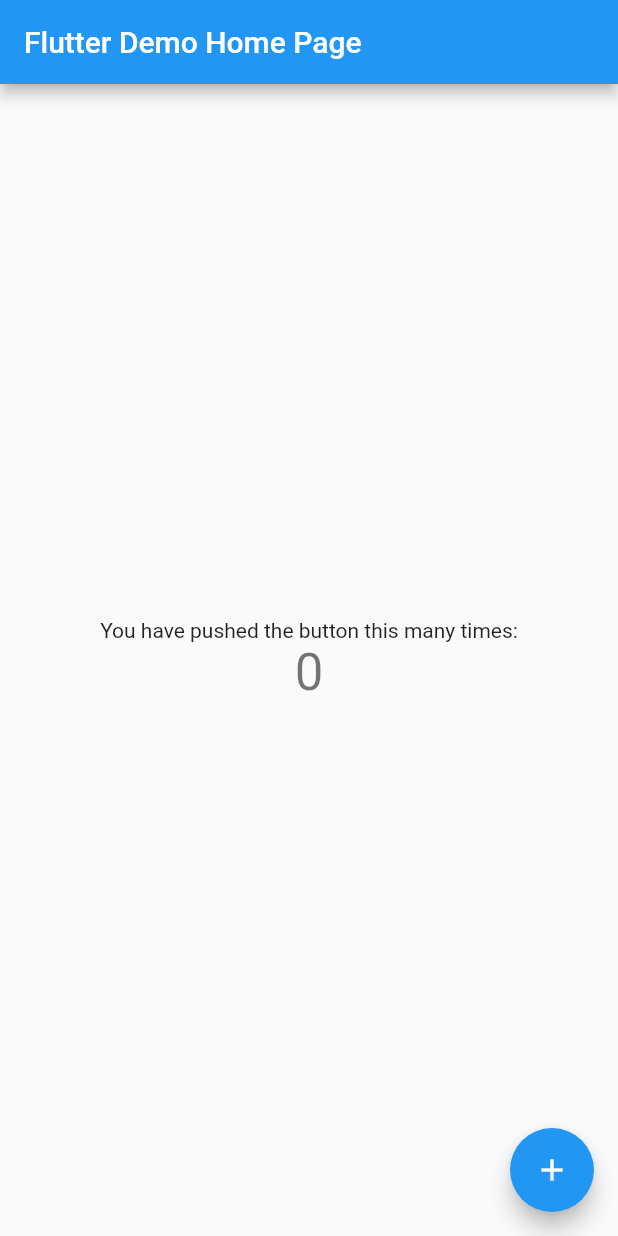
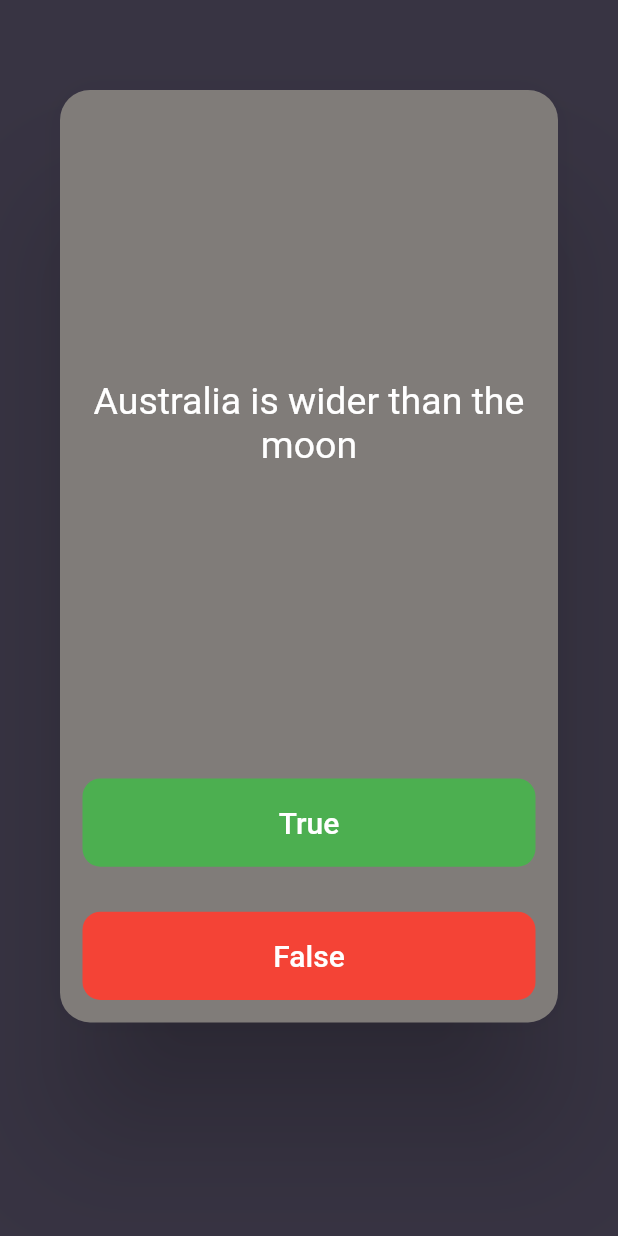
Before and after one commit to sanxy/Easy-Quiz, a Flutter app: the screen it shows after launch, on a phone screen of 412 x 824 dp. Run offline on Flutter 3.47's test engine with Material 2 defaults, Android fonts, the phone set to English and light mode, and no system bars; our stand-ins replace rflutter_alert.

Commit message:
added question and answer using boolean as answer tag

```diff
--- /dev/null
+++ b/lib/all_quiz.dart
@@ -0,0 +1,48 @@
+import 'question.dart';
+
+class AllQuiz {
+  List<Question> _questions = [
+    Question("Australia is wider than the moon", true),
+    Question("There are five different blood groups ?", false),
+    Question("Coffee is made from berries ? ", true),
+    Question('Mount Kilimanjaro is the highest mountain in the world?', false),
+    Question('a group of swans is known as a bevy', true),
+    Question('Madonna\'s real name is Madonna', true),
+    Question('Risotto is a common Italian rice dish.', true),
+    Question('A is the most common letter used in the English language', false),
+    Question('In Harry Potter, Draco Malfoy has no siblings', false),
+    Question('A lion\'s roar can be heard up to eight kilometres away.', true),
+    Question('M&M stands for Mars and Moordale', true),
+    Question('The "Forbidden City" is in Beijing.', true),
+    Question('The unicorn is the national animal of Scotland', true),
+    Question('a heptagon has eight sides', false),
+    Question('An American was the first man in space', false),
+    Question('There are two parts of the body that can\'t heal themselves', false),
+  ];
+  int _questionNumber = 0;
+
+
+  String getQuestionText() {
+    return _questions[_questionNumber].question;
+  }
+
+
+  bool getCorrectAnswer() {
+    return _questions[_questionNumber].answer;
+  }
+
+
+  bool nextQuestion() {
+    if (_questionNumber < _questions.length - 1) {
+      _questionNumber++;
+      return true;
+    }
+    return false;
+  }
+
+  void resetQuiz() {
+    _questionNumber = 0;
+  }
+
+
+}
--- a/lib/main.dart
+++ b/lib/main.dart
@@ -1,113 +1,184 @@
 import 'package:flutter/material.dart';
+import 'package:rflutter_alert/rflutter_alert.dart';
+import 'all_quiz.dart';
 
-void main() {
-  runApp(MyApp());
-}
+//Global variable for all quiz
+AllQuiz allQuiz = AllQuiz();
 
-class MyApp extends StatelessWidget {
-  // This widget is the root of your application.
+void main() => runApp(QuizApp());
+
+class QuizApp extends StatelessWidget {
   @override
   Widget build(BuildContext context) {
     return MaterialApp(
-      title: 'Flutter Demo',
-      theme: ThemeData(
-        // This is the theme of your application.
-        //
-        // Try running your application with "flutter run". You'll see the
-        // application has a blue toolbar. Then, without quitting the app, try
-        // changing the primarySwatch below to Colors.green and then invoke
-        // "hot reload" (press "r" in the console where you ran "flutter run",
-        // or simply save your changes to "hot reload" in a Flutter IDE).
-        // Notice that the counter didn't reset back to zero; the application
-        // is not restarted.
-        primarySwatch: Colors.blue,
+      debugShowCheckedModeBanner: false,
+      home: Scaffold(
+        backgroundColor: Color(0xff383443),
+        body: SafeArea(
+          child: HomePage(),
         ),
-      home: MyHomePage(title: 'Flutter Demo Home Page'),
+      ),
     );
   }
 }
 
-class MyHomePage extends StatefulWidget {
-  MyHomePage({Key key, this.title}) : super(key: key);
-
-  // This widget is the home page of your application. It is stateful, meaning
-  // that it has a State object (defined below) that contains fields that affect
-  // how it looks.
-
-  // This class is the configuration for the state. It holds the values (in this
-  // case the title) provided by the parent (in this case the App widget) and
-  // used by the build method of the State. Fields in a Widget subclass are
-  // always marked "final".
-
-  final String title;
-
+class HomePage extends StatefulWidget {
   @override
-  _MyHomePageState createState() => _MyHomePageState();
+  _HomePageState createState() => _HomePageState();
 }
 
-class _MyHomePageState extends State<MyHomePage> {
-  int _counter = 0;
+class _HomePageState extends State<HomePage> {
+  List<Icon> _userAnswers = List();
 
-  void _incrementCounter() {
-    setState(() {
-      // This call to setState tells the Flutter framework that something has
-      // changed in this State, which causes it to rerun the build method below
-      // so that the display can reflect the updated values. If we changed
-      // _counter without calling setState(), then the build method would not be
-      // called again, and so nothing would appear to happen.
-      _counter++;
-    });
+  _showFinishedAlertDialog(context) {
+    Alert(context: context, title: 'Quiz Over', desc: 'Press Reset', buttons: [
+      DialogButton(
+        child: Text(
+          'Reset',
+          style: TextStyle(color: Colors.white, fontSize: 20),
+        ),
+        onPressed: () => Navigator.pop(context),
+        width: 120,
+      )
+    ]).show();
+  }
+
+  _getCorrectAnswerWidget() {
+    return Icon(
+      Icons.check,
+      color: Colors.green,
+    );
+  }
+
+  _getWrongAnswerWidget() {
+    return Icon(
+      Icons.close,
+      color: Colors.red,
+    );
+  }
+
+  _updateUserScore(bool userAnswer, BuildContext context) {
+    if (userAnswer == allQuiz.getCorrectAnswer()) {
+      _userAnswers.add(_getCorrectAnswerWidget());
+    } else {
+      _userAnswers.add(_getWrongAnswerWidget());
+    }
+    bool questionsAvailable = allQuiz.nextQuestion();
+
+    if (!questionsAvailable) {
+      _showFinishedAlertDialog(context);
+      _resetQuiz();
+    }
+  }
+
+  void _resetQuiz() {
+    allQuiz.resetQuiz();
+    _userAnswers.clear();
   }
 
   @override
   Widget build(BuildContext context) {
-    // This method is rerun every time setState is called, for instance as done
-    // by the _incrementCounter method above.
-    //
-    // The Flutter framework has been optimized to make rerunning build methods
-    // fast, so that you can just rebuild anything that needs updating rather
-    // than having to individually change instances of widgets.
-    return Scaffold(
-      appBar: AppBar(
-        // Here we take the value from the MyHomePage object that was created by
-        // the App.build method, and use it to set our appbar title.
-        title: Text(widget.title),
+    return Column(
+      mainAxisAlignment: MainAxisAlignment.start,
+      crossAxisAlignment: CrossAxisAlignment.stretch,
+      children: <Widget>[
+        Expanded(
+          flex: 9,
+          child: Container(
+            child: Center(
+              child: Card(
+                shape: RoundedRectangleBorder(
+                  borderRadius: BorderRadius.circular(20),
                 ),
-      body: Center(
-        // Center is a layout widget. It takes a single child and positions it
-        // in the middle of the parent.
+                elevation: 40,
+                color: Color(0xff807C79),
+                margin: EdgeInsets.symmetric(
+                  vertical: 60,
+                  horizontal: 40,
+                ),
+                child: Container(
                   child: Column(
-          // Column is also a layout widget. It takes a list of children and
-          // arranges them vertically. By default, it sizes itself to fit its
-          // children horizontally, and tries to be as tall as its parent.
-          //
-          // Invoke "debug painting" (press "p" in the console, choose the
-          // "Toggle Debug Paint" action from the Flutter Inspector in Android
-          // Studio, or the "Toggle Debug Paint" command in Visual Studio Code)
-          // to see the wireframe for each widget.
-          //
-          // Column has various properties to control how it sizes itself and
-          // how it positions its children. Here we use mainAxisAlignment to
-          // center the children vertically; the main axis here is the vertical
-          // axis because Columns are vertical (the cross axis would be
-          // horizontal).
-          mainAxisAlignment: MainAxisAlignment.center,
+                    crossAxisAlignment: CrossAxisAlignment.stretch,
                     children: <Widget>[
-            Text(
-              'You have pushed the button this many times:',
+                      Expanded(
+                        flex: 5,
+                        child: Padding(
+                          padding: EdgeInsets.all(10.0),
+                          child: Center(
+                            child: Text(
+                              allQuiz.getQuestionText(),
+                              textAlign: TextAlign.center,
+                              style: TextStyle(
+                                fontSize: 25.0,
+                                color: Colors.white,
                               ),
-            Text(
-              '$_counter',
-              style: Theme.of(context).textTheme.headline4,
+                            ),
+                          ),
+                        ),
+                      ),
+                      Expanded(
+                        child: Padding(
+                          padding: EdgeInsets.all(15.0),
+                          child: FlatButton(
+                            shape: RoundedRectangleBorder(
+                                borderRadius: BorderRadius.circular(
+                              12,
+                            )),
+                            textColor: Colors.white,
+                            color: Colors.green,
+                            child: Text(
+                              'True',
+                              style: TextStyle(
+                                color: Colors.white,
+                                fontSize: 20.0,
+                              ),
+                            ),
+                            onPressed: () {
+                              setState(() {
+                                _updateUserScore(true, context);
+                              });
+                            },
+                          ),
+                        ),
+                      ),
+                      Expanded(
+                        child: Padding(
+                          padding: EdgeInsets.all(15.0),
+                          child: FlatButton(
+                            shape: RoundedRectangleBorder(
+                                borderRadius: BorderRadius.circular(
+                              12,
+                            )),
+                            color: Colors.red,
+                            child: Text(
+                              'False',
+                              style: TextStyle(
+                                fontSize: 20.0,
+                                color: Colors.white,
+                              ),
+                            ),
+                            onPressed: () {
+                              setState(() {
+                                _updateUserScore(false, context);
+                              });
+                            },
+                          ),
+                        ),
                       ),
                     ],
                   ),
                 ),
-      floatingActionButton: FloatingActionButton(
-        onPressed: _incrementCounter,
-        tooltip: 'Increment',
-        child: Icon(Icons.add),
-      ), // This trailing comma makes auto-formatting nicer for build methods.
+              ),
+            ),
+          ),
+        ),
+        Expanded(
+          flex: 1,
+          child: Row(
+            children: _userAnswers,
+          ),
+        ),
+      ],
     );
   }
 }
--- a/pubspec.yaml
+++ b/pubspec.yaml
@@ -28,6 +28,7 @@ dependencies:
   # The following adds the Cupertino Icons font to your application.
   # Use with the CupertinoIcons class for iOS style icons.
   cupertino_icons: ^1.0.1
+  rflutter_alert: ^1.1.0
 
 dev_dependencies:
   flutter_test:
```
Also changed, not shown: lib/question.dart (added, +12 -0 lines), pubspec.lock, 1 other file. Lines whose indentation alone changed are shown as unchanged.
